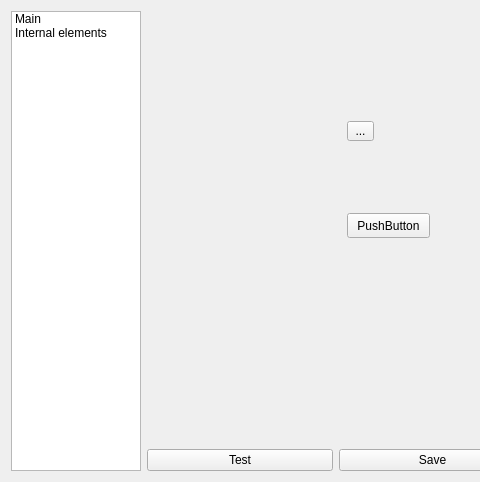
Old version of the form src/main/maindialog.ui in the repository axsapronov/QStyleMaker; both pictures show x 0 to 480 and y 0 to 482 of the 729 by 482 pixel window.
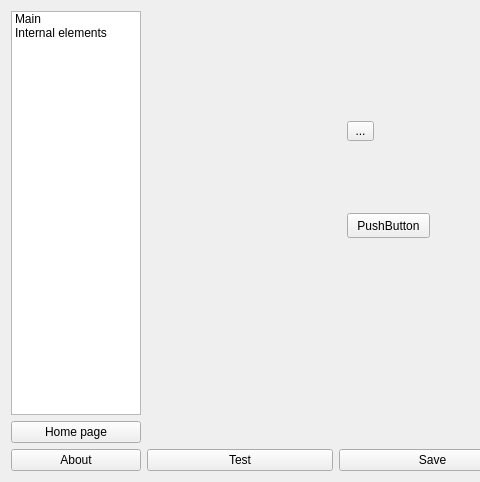
New version of the form.

Commit message: [ADD] Add about, add defines, add debughelper. Update gui

```diff
--- a/src/main/maindialog.ui
+++ b/src/main/maindialog.ui
@@ -14,7 +14,7 @@
    <string>MainDialog</string>
   </property>
   <layout class="QGridLayout" name="gridLayout">
-   <item row="0" column="0" rowspan="3">
+   <item row="0" column="0" rowspan="2">
     <widget class="QListWidget" name="listWidget">
      <property name="maximumSize">
       <size>
@@ -71,7 +71,7 @@
      </widget>
     </widget>
    </item>
-   <item row="1" column="1">
+   <item row="1" column="1" rowspan="2">
     <widget class="QWidget" name="widgetView" native="true">
      <property name="minimumSize">
       <size>
@@ -94,7 +94,21 @@
      </widget>
     </widget>
    </item>
-   <item row="2" column="1">
+   <item row="2" column="0">
+    <widget class="QPushButton" name="pBHomePage">
+     <property name="text">
+      <string>Home page</string>
+     </property>
+    </widget>
+   </item>
+   <item row="3" column="0">
+    <widget class="QPushButton" name="pBAbout">
+     <property name="text">
+      <string>About</string>
+     </property>
+    </widget>
+   </item>
+   <item row="3" column="1">
     <layout class="QHBoxLayout" name="horizontalLayout">
      <item>
       <widget class="QPushButton" name="pBTest">
```
The commit also changes 9 other files.
